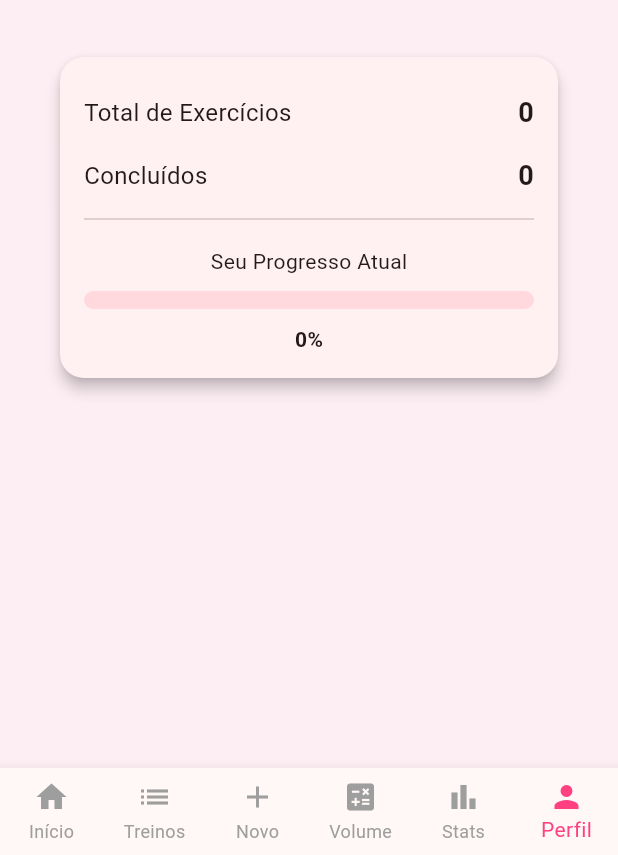
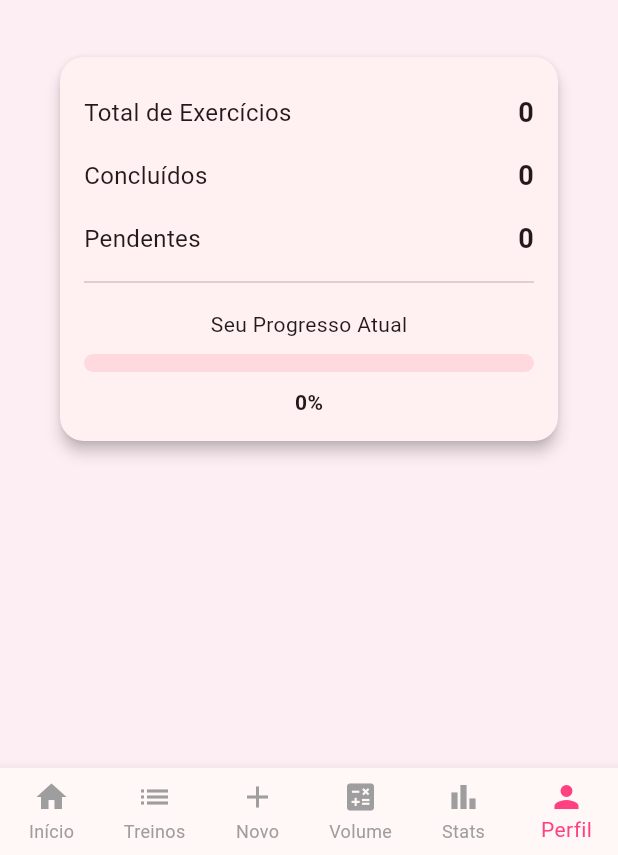
Before and after one commit to ayla4mayor/controle_de_treinos, a Flutter app: the screen it shows after launch, item 6 of the bottom bar chosen, on a phone screen of 412 x 824 dp, the part 381-1236 px from its top. Run offline on Flutter 3.47's test engine with Material 3 defaults, Android fonts, the phone set to English and light mode, and no system bars.

Commit message:
feat: adiciona contador de treinos pendentes

```diff
--- a/lib/main.dart
+++ b/lib/main.dart
@@ -513,6 +513,10 @@ class PerfilUsuario extends StatelessWidget {
               children: [
                 _buildInfoRow('Total de Exercícios', treinos.length.toString()),
                 _buildInfoRow('Concluídos', feitos.toString()),
+                _buildInfoRow(
+                'Pendentes',
+                (treinos.length - feitos).toString(),
+                ),
                 const Divider(),
                 const SizedBox(height: 10),
                 const Text('Seu Progresso Atual'),
```
